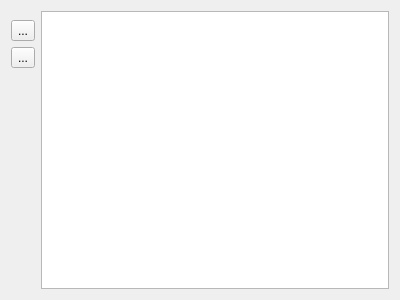
The window that qlionterminal.ui (Lunaticsky-tql/QLion) describes before a commit, drawn with Qt 5.
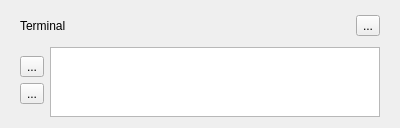
The same window after the commit. Icons and pictures are not drawn.

Patch:
```diff
--- a/qlionterminal.ui
+++ b/qlionterminal.ui
@@ -7,13 +7,74 @@
     <x>0</x>
     <y>0</y>
     <width>400</width>
-    <height>300</height>
+    <height>128</height>
    </rect>
   </property>
   <property name="windowTitle">
    <string>QLionTerminal</string>
   </property>
+  <layout class="QVBoxLayout" name="verticalLayout_2">
+   <item>
+    <widget class="QWidget" name="widget_2" native="true">
+     <property name="minimumSize">
+      <size>
+       <width>0</width>
+       <height>30</height>
+      </size>
+     </property>
+     <layout class="QHBoxLayout" name="horizontalLayout_2">
+      <property name="topMargin">
+       <number>0</number>
+      </property>
+      <property name="rightMargin">
+       <number>9</number>
+      </property>
+      <property name="bottomMargin">
+       <number>0</number>
+      </property>
+      <item>
+       <widget class="QLabel" name="label">
+        <property name="text">
+         <string>Terminal</string>
+        </property>
+       </widget>
+      </item>
+      <item>
+       <spacer name="horizontalSpacer">
+        <property name="orientation">
+         <enum>Qt::Horizontal</enum>
+        </property>
+        <property name="sizeHint" stdset="0">
+         <size>
+          <width>40</width>
+          <height>20</height>
+         </size>
+        </property>
+       </spacer>
+      </item>
+      <item>
+       <widget class="QToolButton" name="toolButton_hide">
+        <property name="text">
+         <string>...</string>
+        </property>
+        <property name="icon">
+         <iconset resource="icons.qrc">
+          <normaloff>:/resources/icons/terminal_hide.png</normaloff>:/resources/icons/terminal_hide.png</iconset>
+        </property>
+       </widget>
+      </item>
+     </layout>
+    </widget>
+   </item>
+   <item>
+    <widget class="QWidget" name="widget_3" native="true">
   <layout class="QHBoxLayout" name="horizontalLayout">
+      <property name="topMargin">
+       <number>0</number>
+      </property>
+      <property name="bottomMargin">
+       <number>0</number>
+      </property>
    <item>
     <widget class="QWidget" name="widget" native="true">
      <layout class="QVBoxLayout" name="verticalLayout">
@@ -62,7 +123,14 @@
     </widget>
    </item>
    <item>
-    <widget class="QPlainTextEdit" name="plainTextEdit"/>
+       <widget class="QPlainTextEdit" name="plainTextEdit">
+        <property name="textInteractionFlags">
+         <set>Qt::TextSelectableByKeyboard|Qt::TextSelectableByMouse</set>
+        </property>
+       </widget>
+      </item>
+     </layout>
+    </widget>
    </item>
   </layout>
  </widget>
```
Lines whose indentation alone changed are shown as unchanged.
